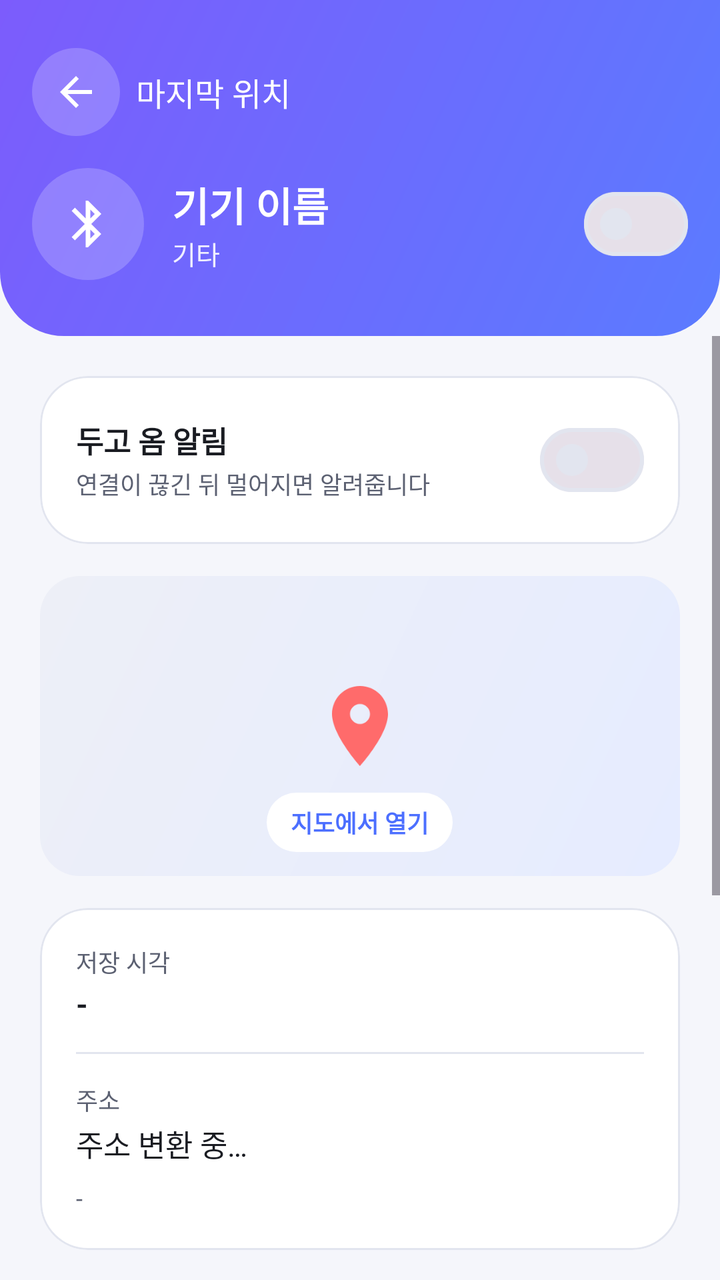
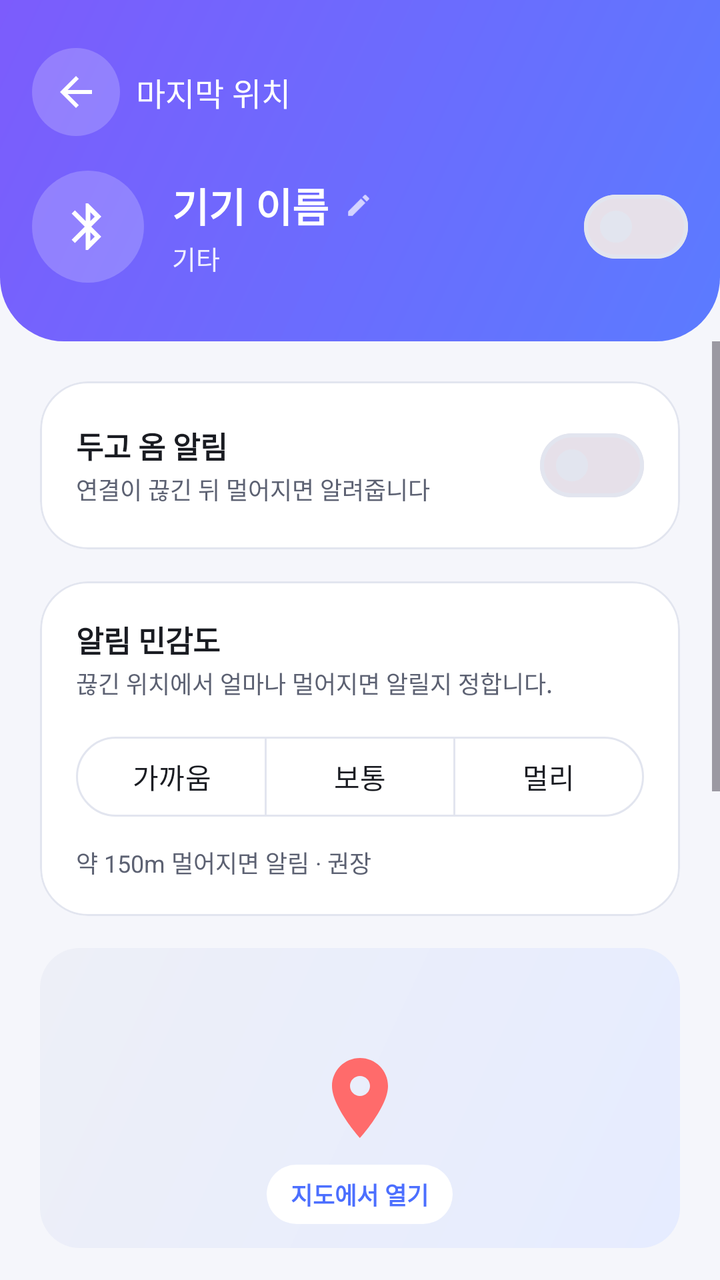

Before-and-after screenshots of an Android layout around one commit, followed by the original layout XML and the change that was made.
<!-- AndroidManifest.xml: activity theme Theme.MemoryPin -->
<!-- res/layout/activity_spot_detail.xml -->
<?xml version="1.0" encoding="utf-8"?>
<LinearLayout xmlns:android="http://schemas.android.com/apk/res/android"
    xmlns:app="http://schemas.android.com/apk/res-auto"
    android:layout_width="match_parent"
    android:layout_height="match_parent"
    android:background="@color/background"
    android:orientation="vertical">

    
    <LinearLayout
        android:layout_width="match_parent"
        android:layout_height="wrap_content"
        android:background="@drawable/bg_hero"
        android:orientation="vertical"
        android:paddingHorizontal="16dp"
        android:paddingTop="24dp"
        android:paddingBottom="28dp">

        <LinearLayout
            android:layout_width="match_parent"
            android:layout_height="wrap_content"
            android:gravity="center_vertical"
            android:orientation="horizontal">

            <ImageView
                android:id="@+id/btnBack"
                android:layout_width="44dp"
                android:layout_height="44dp"
                android:background="@drawable/bg_circle_button_light"
                android:padding="10dp"
                android:src="@drawable/ic_arrow_back"
                app:tint="#FFFFFF"
                android:contentDescription="@string/action_cancel" />

            <TextView
                android:id="@+id/tvHeaderTitle"
                android:layout_width="0dp"
                android:layout_height="wrap_content"
                android:layout_marginStart="8dp"
                android:layout_weight="1"
                android:ellipsize="end"
                android:maxLines="1"
                android:text="@string/detail_title"
                android:textColor="#FFFFFF"
                android:textSize="16sp" />
        </LinearLayout>

        <LinearLayout
            android:layout_width="match_parent"
            android:layout_height="wrap_content"
            android:gravity="center_vertical"
            android:orientation="horizontal"
            android:layout_marginTop="16dp">

            <FrameLayout
                android:id="@+id/iconHolder"
                android:layout_width="56dp"
                android:layout_height="56dp"
                android:background="@drawable/bg_hero_icon">

                <ImageView
                    android:id="@+id/imgIcon"
                    android:layout_width="28dp"
                    android:layout_height="28dp"
                    android:layout_gravity="center"
                    android:src="@drawable/ic_device_other"
                    app:tint="#FFFFFF"
                    android:contentDescription="@string/edit_icon" />
            </FrameLayout>

            <LinearLayout
                android:layout_width="0dp"
                android:layout_height="wrap_content"
                android:layout_marginStart="14dp"
                android:layout_weight="1"
                android:orientation="vertical">

                <TextView
                    android:id="@+id/tvName"
                    android:layout_width="match_parent"
                    android:layout_height="wrap_content"
                    android:ellipsize="end"
                    android:maxLines="1"
                    android:text="기기 이름"
                    android:textColor="#FFFFFF"
                    android:textSize="20sp"
                    android:textStyle="bold" />

                <TextView
                    android:id="@+id/tvType"
                    android:layout_width="wrap_content"
                    android:layout_height="wrap_content"
                    android:alpha="0.9"
                    android:text="@string/icon_other"
                    android:textColor="#FFFFFF"
                    android:textSize="13sp" />
            </LinearLayout>

            <com.google.android.material.materialswitch.MaterialSwitch
                android:id="@+id/switchTracking"
                android:layout_width="wrap_content"
                android:layout_height="wrap_content" />
        </LinearLayout>
    </LinearLayout>

    <ScrollView
        android:layout_width="match_parent"
        android:layout_height="0dp"
        android:layout_weight="1"
        android:fillViewport="true">

        <LinearLayout
            android:layout_width="match_parent"
            android:layout_height="wrap_content"
            android:orientation="vertical"
            android:paddingHorizontal="20dp"
            android:paddingTop="20dp"
            android:paddingBottom="28dp">

            
            <com.google.android.material.card.MaterialCardView
                android:layout_width="match_parent"
                android:layout_height="wrap_content"
                style="@style/Widget.MemoryPin.Card"
                android:layout_marginBottom="16dp">

                <LinearLayout
                    android:layout_width="match_parent"
                    android:layout_height="wrap_content"
                    android:gravity="center_vertical"
                    android:orientation="horizontal"
                    android:padding="18dp">

                    <LinearLayout
                        android:layout_width="0dp"
                        android:layout_height="wrap_content"
                        android:layout_weight="1"
                        android:orientation="vertical">

                        <TextView
                            android:layout_width="wrap_content"
                            android:layout_height="wrap_content"
                            android:text="@string/detail_alert_title"
                            android:textColor="@color/on_surface"
                            android:textSize="15sp"
                            android:textStyle="bold" />

                        <TextView
                            android:layout_width="match_parent"
                            android:layout_height="wrap_content"
                            android:layout_marginTop="2dp"
                            android:text="@string/detail_alert_desc"
                            android:textColor="@color/on_surface_variant"
                            android:textSize="12sp" />
                    </LinearLayout>

                    <com.google.android.material.materialswitch.MaterialSwitch
                        android:id="@+id/switchAlert"
                        android:layout_width="wrap_content"
                        android:layout_height="wrap_content"
                        android:layout_marginStart="12dp" />
                </LinearLayout>
            </com.google.android.material.card.MaterialCardView>

            
            <LinearLayout
                android:id="@+id/spotContent"
                android:layout_width="match_parent"
                android:layout_height="wrap_content"
                android:orientation="vertical">

                
                <FrameLayout
                    android:id="@+id/mapPreview"
                    android:layout_width="match_parent"
                    android:layout_height="150dp"
                    android:background="@drawable/bg_map_placeholder"
                    android:clickable="true"
                    android:focusable="true"
                    android:layout_marginBottom="16dp">

                    <ImageView
                        android:layout_width="48dp"
                        android:layout_height="48dp"
                        android:layout_gravity="center"
                        android:src="@drawable/ic_location"
                        app:tint="@color/pin"
                        android:contentDescription="@string/detail_open_map" />

                    <TextView
                        android:layout_width="wrap_content"
                        android:layout_height="wrap_content"
                        android:layout_gravity="center|bottom"
                        android:layout_marginBottom="12dp"
                        android:background="@drawable/bg_chip"
                        android:backgroundTint="@color/surface"
                        android:paddingHorizontal="12dp"
                        android:paddingVertical="6dp"
                        android:text="@string/detail_open_map"
                        android:textColor="@color/primary"
                        android:textSize="12sp"
                        android:textStyle="bold" />
                </FrameLayout>

                
                <com.google.android.material.card.MaterialCardView
                    android:layout_width="match_parent"
                    android:layout_height="wrap_content"
                    style="@style/Widget.MemoryPin.Card"
                    android:layout_marginBottom="16dp">

                    <LinearLayout
                        android:layout_width="match_parent"
                        android:layout_height="wrap_content"
                        android:orientation="vertical"
                        android:padding="18dp">

                        <TextView
                            android:layout_width="wrap_content"
                            android:layout_height="wrap_content"
                            android:text="@string/detail_saved_at"
                            android:textColor="@color/on_surface_variant"
                            android:textSize="12sp" />

                        <TextView
                            android:id="@+id/tvSavedAt"
                            android:layout_width="wrap_content"
                            android:layout_height="wrap_content"
                            android:layout_marginTop="2dp"
                            android:text="-"
                            android:textColor="@color/on_surface"
                            android:textSize="15sp"
                            android:textStyle="bold" />

                        <View
                            android:layout_width="match_parent"
                            android:layout_height="1dp"
                            android:layout_marginVertical="14dp"
                            android:background="@color/outline" />

                        <TextView
                            android:layout_width="wrap_content"
                            android:layout_height="wrap_content"
                            android:text="@string/detail_address"
                            android:textColor="@color/on_surface_variant"
                            android:textSize="12sp" />

                        <TextView
                            android:id="@+id/tvAddress"
                            android:layout_width="match_parent"
                            android:layout_height="wrap_content"
                            android:layout_marginTop="2dp"
                            android:text="@string/detail_address_loading"
                            android:textColor="@color/on_surface"
                            android:textSize="15sp" />

                        <TextView
                            android:id="@+id/tvCoordinates"
                            android:layout_width="match_parent"
                            android:layout_height="wrap_content"
                            android:layout_marginTop="8dp"
                            android:text="-"
                            android:textColor="@color/on_surface_variant"
                            android:textSize="12sp" />
                    </LinearLayout>
                </com.google.android.material.card.MaterialCardView>

                
                <com.google.android.material.textfield.TextInputLayout
                    android:id="@+id/memoLayout"
                    android:layout_width="match_parent"
                    android:layout_height="wrap_content"
                    style="@style/Widget.Material3.TextInputLayout.OutlinedBox"
                    android:hint="@string/detail_memo_hint"
                    app:boxCornerRadiusTopStart="16dp"
                    app:boxCornerRadiusTopEnd="16dp"
                    app:boxCornerRadiusBottomStart="16dp"
                    app:boxCornerRadiusBottomEnd="16dp"
                    android:layout_marginBottom="16dp">

                    <com.google.android.material.textfield.TextInputEditText
                        android:id="@+id/editMemo"
                        android:layout_width="match_parent"
                        android:layout_height="wrap_content"
                        android:inputType="text"
                        android:imeOptions="actionDone"
                        android:textColor="@color/on_surface" />
                </com.google.android.material.textfield.TextInputLayout>

                
                <LinearLayout
                    android:layout_width="match_parent"
                    android:layout_height="wrap_content"
                    android:orientation="horizontal"
                    android:layout_marginBottom="10dp">

                    <com.google.android.material.button.MaterialButton
                        android:id="@+id/btnOpenMap"
                        android:layout_width="0dp"
                        android:layout_height="wrap_content"
                        android:layout_weight="1"
                        android:layout_marginEnd="6dp"
                        style="@style/Widget.MemoryPin.Button"
                        android:text="@string/detail_open_map"
                        app:icon="@drawable/ic_map"
                        app:iconGravity="textStart" />

                    <com.google.android.material.button.MaterialButton
                        android:id="@+id/btnNavigate"
                        android:layout_width="0dp"
                        android:layout_height="wrap_content"
                        android:layout_weight="1"
                        android:layout_marginStart="6dp"
                        style="@style/Widget.MemoryPin.Button.Outlined"
                        android:text="@string/detail_navigate"
                        app:icon="@drawable/ic_navigate"
                        app:iconGravity="textStart" />
                </LinearLayout>

                <com.google.android.material.button.MaterialButton
                    android:id="@+id/btnSaveNow"
                    android:layout_width="match_parent"
                    android:layout_height="wrap_content"
                    style="@style/Widget.Material3.Button.TextButton"
                    android:text="@string/detail_save_now"
                    app:icon="@drawable/ic_location"
                    app:iconGravity="textStart" />
            </LinearLayout>

            
            <LinearLayout
                android:id="@+id/noSpotState"
                android:layout_width="match_parent"
                android:layout_height="wrap_content"
                android:orientation="vertical"
                android:gravity="center"
                android:paddingVertical="32dp"
                android:visibility="gone">

                <FrameLayout
                    android:layout_width="88dp"
                    android:layout_height="88dp"
                    android:background="@drawable/bg_icon_circle"
                    android:backgroundTint="@color/primary_container">

                    <ImageView
                        android:layout_width="40dp"
                        android:layout_height="40dp"
                        android:layout_gravity="center"
                        android:src="@drawable/ic_location"
                        app:tint="@color/primary"
                        android:contentDescription="@string/detail_no_spot" />
                </FrameLayout>

                <TextView
                    android:layout_width="match_parent"
                    android:layout_height="wrap_content"
                    android:layout_marginTop="20dp"
                    android:gravity="center"
                    android:text="@string/detail_no_spot"
                    android:textColor="@color/on_surface_variant"
                    android:textSize="14sp" />

                <com.google.android.material.button.MaterialButton
                    android:id="@+id/btnSaveNowEmpty"
                    android:layout_width="wrap_content"
                    android:layout_height="wrap_content"
                    android:layout_marginTop="16dp"
                    style="@style/Widget.MemoryPin.Button"
                    android:text="@string/detail_save_now"
                    app:icon="@drawable/ic_location"
                    app:iconGravity="textStart" />
            </LinearLayout>

            <View
                android:layout_width="match_parent"
                android:layout_height="1dp"
                android:layout_marginVertical="16dp"
                android:background="@color/outline" />

            <com.google.android.material.button.MaterialButton
                android:id="@+id/btnRemove"
                android:layout_width="wrap_content"
                android:layout_height="wrap_content"
                android:layout_gravity="center_horizontal"
                style="@style/Widget.Material3.Button.TextButton"
                android:text="@string/edit_remove"
                android:textColor="@color/error"
                app:iconTint="@color/error" />
        </LinearLayout>
    </ScrollView>
</LinearLayout>
<!-- resources referenced by this layout -->
<resources>
  <color name="background">#F5F6FB</color>
  <color name="error">#E5484D</color>
  <color name="on_surface">#1A1C22</color>
  <color name="on_surface_variant">#5C6172</color>
  <color name="outline">#E2E5EF</color>
  <color name="pin">#FF6B6B</color>
  <color name="primary">#4C6FFF</color>
  <color name="primary_container">#E6ECFF</color>
  <color name="surface">#FFFFFF</color>
  <!-- drawable bg_chip (drawable) -->
  <?xml version="1.0" encoding="utf-8"?>
  <shape xmlns:android="http://schemas.android.com/apk/res/android"
      android:shape="rectangle">
      <solid android:color="@color/surface_variant" />
      <corners android:radius="999dp" />
  </shape>
  <!-- drawable bg_hero_icon (drawable) -->
  <?xml version="1.0" encoding="utf-8"?>
  <shape xmlns:android="http://schemas.android.com/apk/res/android"
      android:shape="oval">
      <solid android:color="#33FFFFFF" />
  </shape>
  <!-- drawable bg_icon_circle (drawable) -->
  <?xml version="1.0" encoding="utf-8"?>
  <shape xmlns:android="http://schemas.android.com/apk/res/android"
      android:shape="oval">
      <solid android:color="#FFFFFF" />
  </shape>
  <string name="action_cancel">취소</string>
  <string name="detail_address">주소</string>
  <string name="detail_address_loading">주소 변환 중…</string>
  <string name="detail_alert_desc">연결이 끊긴 뒤 멀어지면 알려줍니다</string>
  <string name="detail_alert_title">두고 옴 알림</string>
  <string name="detail_memo_hint">메모 (예: B2 주차구역, 3층 사물함)</string>
  <string name="detail_navigate">길찾기</string>
  <string name="detail_no_spot">아직 저장된 위치가 없습니다.</string>
  <string name="detail_open_map">지도에서 열기</string>
  <string name="detail_save_now">지금 위치로 저장</string>
  <string name="detail_saved_at">저장 시각</string>
  <string name="detail_title">마지막 위치</string>
  <string name="edit_icon">아이콘</string>
  <string name="edit_remove">기기 삭제</string>
  <string name="icon_other">기타</string>
  <style name="Widget.MemoryPin.Button.Outlined" parent="Widget.Material3.Button.OutlinedButton">
          <item name="cornerRadius">18dp</item>
          <item name="android:paddingTop">14dp</item>
          <item name="android:paddingBottom">14dp</item>
          <item name="android:textSize">15sp</item>
      </style>
  <color name="surface_variant">#EDEFF7</color>
  <color name="on_primary">#FFFFFF</color>
  <color name="on_primary_container">#0E1A52</color>
  <color name="on_error">#FFFFFF</color>
  <style name="Shape.MemoryPin.Small" parent="ShapeAppearance.Material3.SmallComponent">
          <item name="cornerFamily">rounded</item>
          <item name="cornerSize">12dp</item>
      </style>
  <style name="Shape.MemoryPin.Medium" parent="ShapeAppearance.Material3.MediumComponent">
          <item name="cornerFamily">rounded</item>
          <item name="cornerSize">20dp</item>
      </style>
  <style name="Shape.MemoryPin.Large" parent="ShapeAppearance.Material3.LargeComponent">
          <item name="cornerFamily">rounded</item>
          <item name="cornerSize">28dp</item>
      </style>
  <!-- unchanged entries left out for length: 11 -->
</resources>

<!-- the commit's change to res/layout/activity_spot_detail.xml (unified diff, before → after) -->
@@ -69,27 +69,51 @@
             </FrameLayout>
 
             <LinearLayout
+                android:id="@+id/nameRow"
                 android:layout_width="0dp"
                 android:layout_height="wrap_content"
                 android:layout_marginStart="14dp"
+                android:layout_marginEnd="8dp"
                 android:layout_weight="1"
-                android:orientation="vertical">
-
-                <TextView
-                    android:id="@+id/tvName"
-                    android:layout_width="match_parent"
-                    android:layout_height="wrap_content"
-                    android:ellipsize="end"
-                    android:maxLines="1"
-                    android:text="기기 이름"
-                    android:textColor="#FFFFFF"
-                    android:textSize="20sp"
-                    android:textStyle="bold" />
+                android:background="?attr/selectableItemBackground"
+                android:clickable="true"
+                android:focusable="true"
+                android:orientation="vertical"
+                android:paddingVertical="4dp">
+
+                <LinearLayout
+                    android:layout_width="wrap_content"
+                    android:layout_height="wrap_content"
+                    android:gravity="center_vertical"
+                    android:orientation="horizontal">
+
+                    <TextView
+                        android:id="@+id/tvName"
+                        android:layout_width="wrap_content"
+                        android:layout_height="wrap_content"
+                        android:ellipsize="end"
+                        android:maxEms="10"
+                        android:maxLines="1"
+                        android:text="기기 이름"
+                        android:textColor="#FFFFFF"
+                        android:textSize="20sp"
+                        android:textStyle="bold" />
+
+                    <ImageView
+                        android:layout_width="14dp"
+                        android:layout_height="14dp"
+                        android:layout_marginStart="8dp"
+                        android:src="@drawable/ic_edit"
+                        app:tint="#FFFFFF"
+                        android:alpha="0.7"
+                        android:contentDescription="@string/edit_name_title" />
+                </LinearLayout>
 
                 <TextView
                     android:id="@+id/tvType"
                     android:layout_width="wrap_content"
                     android:layout_height="wrap_content"
+                    android:layout_marginTop="2dp"
                     android:alpha="0.9"
                     android:text="@string/icon_other"
                     android:textColor="#FFFFFF"
@@ -159,6 +183,80 @@
                         android:layout_width="wrap_content"
                         android:layout_height="wrap_content"
                         android:layout_marginStart="12dp" />
+                </LinearLayout>
+            </com.google.android.material.card.MaterialCardView>
+
+            
+            <com.google.android.material.card.MaterialCardView
+                android:id="@+id/sensitivityCard"
+                android:layout_width="match_parent"
+                android:layout_height="wrap_content"
+                style="@style/Widget.MemoryPin.Card"
+                android:layout_marginBottom="16dp">
+
+                <LinearLayout
+                    android:layout_width="match_parent"
+                    android:layout_height="wrap_content"
+                    android:orientation="vertical"
+                    android:padding="18dp">
+
+                    <TextView
+                        android:layout_width="wrap_content"
+                        android:layout_height="wrap_content"
+                        android:text="@string/detail_sensitivity_title"
+                        android:textColor="@color/on_surface"
+                        android:textSize="15sp"
+                        android:textStyle="bold" />
+
+                    <TextView
+                        android:layout_width="match_parent"
+                        android:layout_height="wrap_content"
+                        android:layout_marginTop="2dp"
+                        android:text="@string/detail_sensitivity_desc"
+                        android:textColor="@color/on_surface_variant"
+                        android:textSize="12sp" />
+
+                    <com.google.android.material.button.MaterialButtonToggleGroup
+                        android:id="@+id/toggleSensitivity"
+                        android:layout_width="match_parent"
+                        android:layout_height="wrap_content"
+                        android:layout_marginTop="14dp"
+                        app:singleSelection="true"
+                        app:selectionRequired="true">
+
+                        <com.google.android.material.button.MaterialButton
+                            android:id="@+id/btnNear"
+                            style="@style/Widget.Material3.Button.OutlinedButton"
+                            android:layout_width="0dp"
+                            android:layout_height="wrap_content"
+                            android:layout_weight="1"
+                            android:text="@string/sensitivity_near" />
+
+                        <com.google.android.material.button.MaterialButton
+                            android:id="@+id/btnNormal"
+                            style="@style/Widget.Material3.Button.OutlinedButton"
+                            android:layout_width="0dp"
+                            android:layout_height="wrap_content"
+                            android:layout_weight="1"
+                            android:text="@string/sensitivity_normal" />
+
+                        <com.google.android.material.button.MaterialButton
+                            android:id="@+id/btnFar"
+                            style="@style/Widget.Material3.Button.OutlinedButton"
+                            android:layout_width="0dp"
+                            android:layout_height="wrap_content"
+                            android:layout_weight="1"
+                            android:text="@string/sensitivity_far" />
+                    </com.google.android.material.button.MaterialButtonToggleGroup>
+
+                    <TextView
+                        android:id="@+id/tvSensitivityHint"
+                        android:layout_width="match_parent"
+                        android:layout_height="wrap_content"
+                        android:layout_marginTop="10dp"
+                        android:text="@string/sensitivity_normal_hint"
+                        android:textColor="@color/on_surface_variant"
+                        android:textSize="12sp" />
                 </LinearLayout>
             </com.google.android.material.card.MaterialCardView>
 
<!-- resource entries referenced after the edit -->
@@ -28,6 +28,17 @@
       android:shape="oval">
       <solid android:color="#FFFFFF" />
   </shape>
+  <!-- drawable ic_edit (drawable) -->
+  <?xml version="1.0" encoding="utf-8"?>
+  <vector xmlns:android="http://schemas.android.com/apk/res/android"
+      android:width="24dp"
+      android:height="24dp"
+      android:viewportWidth="24"
+      android:viewportHeight="24">
+      <path
+          android:fillColor="#FFFFFF"
+          android:pathData="M3,17.25V21h3.75L17.81,9.94l-3.75,-3.75L3,17.25zM20.71,7.04c0.39,-0.39 0.39,-1.02 0,-1.41l-2.34,-2.34c-0.39,-0.39 -1.02,-0.39 -1.41,0l-1.83,1.83 3.75,3.75 1.83,-1.83z" />
+  </vector>
   <string name="action_cancel">취소</string>
   <string name="detail_address">주소</string>
   <string name="detail_address_loading">주소 변환 중…</string>
@@ -39,10 +50,17 @@
   <string name="detail_open_map">지도에서 열기</string>
   <string name="detail_save_now">지금 위치로 저장</string>
   <string name="detail_saved_at">저장 시각</string>
+  <string name="detail_sensitivity_desc">끊긴 위치에서 얼마나 멀어지면 알릴지 정합니다.</string>
+  <string name="detail_sensitivity_title">알림 민감도</string>
   <string name="detail_title">마지막 위치</string>
   <string name="edit_icon">아이콘</string>
+  <string name="edit_name_title">별명 변경</string>
   <string name="edit_remove">기기 삭제</string>
   <string name="icon_other">기타</string>
+  <string name="sensitivity_far">멀리</string>
+  <string name="sensitivity_near">가까움</string>
+  <string name="sensitivity_normal">보통</string>
+  <string name="sensitivity_normal_hint">약 150m 멀어지면 알림 · 권장</string>
   <style name="Widget.MemoryPin.Button.Outlined" parent="Widget.Material3.Button.OutlinedButton">
           <item name="cornerRadius">18dp</item>
           <item name="android:paddingTop">14dp</item>
